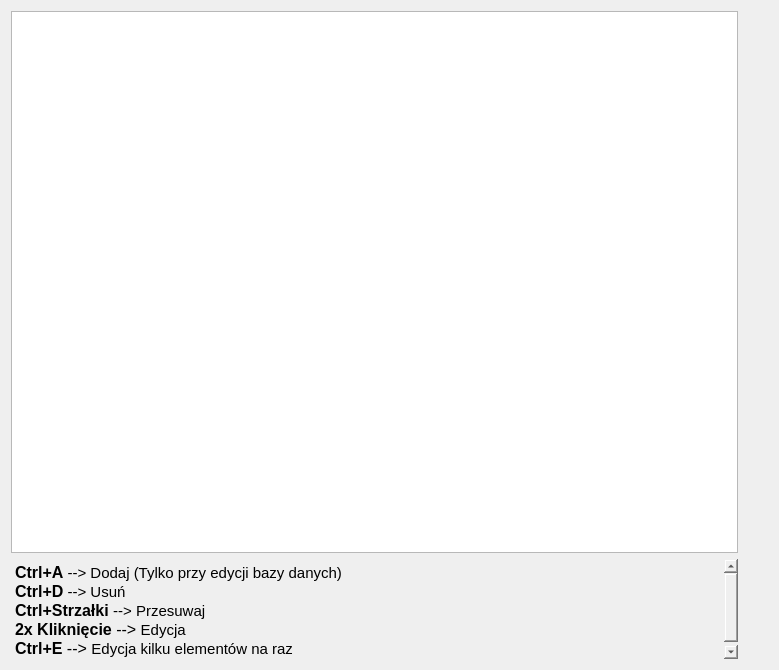
Old version of the form source/UI/Seasons/CalendarEditor/CalendarEditorWidget.ui in the repository SiekamCebule/sj-sim.
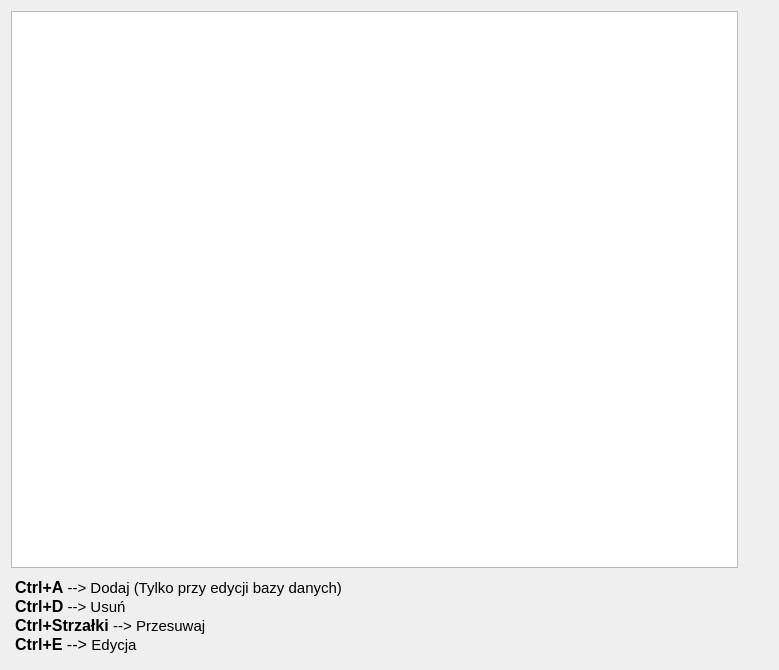
New version of the form.

```diff
--- a/source/UI/Seasons/CalendarEditor/CalendarEditorWidget.ui
+++ b/source/UI/Seasons/CalendarEditor/CalendarEditorWidget.ui
@@ -32,7 +32,7 @@
          <property name="maximumSize">
           <size>
            <width>16777215</width>
-           <height>100</height>
+           <height>85</height>
           </size>
          </property>
          <property name="font">
@@ -57,8 +57,7 @@
 &lt;p style=&quot; margin-top:0px; margin-bottom:0px; margin-left:0px; margin-right:0px; -qt-block-indent:0; text-indent:0px;&quot;&gt;&lt;span style=&quot; font-size:12pt; font-weight:700;&quot;&gt;Ctrl+A&lt;/span&gt;&lt;span style=&quot; font-size:11pt;&quot;&gt; --&amp;gt; Dodaj (Tylko przy edycji bazy danych)&lt;/span&gt;&lt;/p&gt;
 &lt;p style=&quot; margin-top:0px; margin-bottom:0px; margin-left:0px; margin-right:0px; -qt-block-indent:0; text-indent:0px;&quot;&gt;&lt;span style=&quot; font-size:12pt; font-weight:700;&quot;&gt;Ctrl+D&lt;/span&gt;&lt;span style=&quot; font-size:11pt;&quot;&gt; --&amp;gt; Usuń&lt;/span&gt;&lt;/p&gt;
 &lt;p style=&quot; margin-top:0px; margin-bottom:0px; margin-left:0px; margin-right:0px; -qt-block-indent:0; text-indent:0px;&quot;&gt;&lt;span style=&quot; font-size:12pt; font-weight:700;&quot;&gt;Ctrl+Strzałki&lt;/span&gt;&lt;span style=&quot; font-size:12pt;&quot;&gt; &lt;/span&gt;&lt;span style=&quot; font-size:11pt;&quot;&gt;--&amp;gt; Przesuwaj&lt;/span&gt;&lt;/p&gt;
-&lt;p style=&quot; margin-top:0px; margin-bottom:0px; margin-left:0px; margin-right:0px; -qt-block-indent:0; text-indent:0px;&quot;&gt;&lt;span style=&quot; font-size:12pt; font-weight:700;&quot;&gt;2x Kliknięcie &lt;/span&gt;&lt;span style=&quot; font-size:12pt;&quot;&gt;--&amp;gt; &lt;/span&gt;&lt;span style=&quot; font-size:11pt;&quot;&gt;Edycja&lt;/span&gt;&lt;/p&gt;
-&lt;p style=&quot; margin-top:0px; margin-bottom:0px; margin-left:0px; margin-right:0px; -qt-block-indent:0; text-indent:0px;&quot;&gt;&lt;span style=&quot; font-size:12pt; font-weight:700;&quot;&gt;Ctrl+E&lt;/span&gt;&lt;span style=&quot; font-size:12pt;&quot;&gt; --&amp;gt; &lt;/span&gt;&lt;span style=&quot; font-size:11pt;&quot;&gt;Edycja kilku elementów na raz&lt;/span&gt;&lt;/p&gt;&lt;/body&gt;&lt;/html&gt;</string>
+&lt;p style=&quot; margin-top:0px; margin-bottom:0px; margin-left:0px; margin-right:0px; -qt-block-indent:0; text-indent:0px;&quot;&gt;&lt;span style=&quot; font-size:12pt; font-weight:700;&quot;&gt;Ctrl+E&lt;/span&gt;&lt;span style=&quot; font-size:12pt;&quot;&gt; --&amp;gt; &lt;/span&gt;&lt;span style=&quot; font-size:11pt;&quot;&gt;Edycja&lt;/span&gt;&lt;/p&gt;&lt;/body&gt;&lt;/html&gt;</string>
          </property>
          <property name="textInteractionFlags">
           <set>Qt::NoTextInteraction</set>
```
